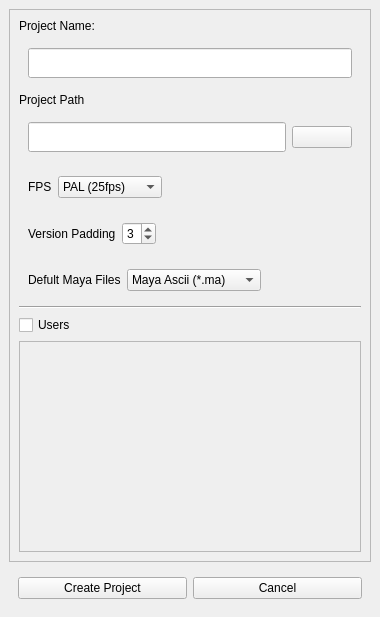
liorbenhorin/pipeline, file ui/pipeline_create_edit_project_UI.ui: the form before one commit.
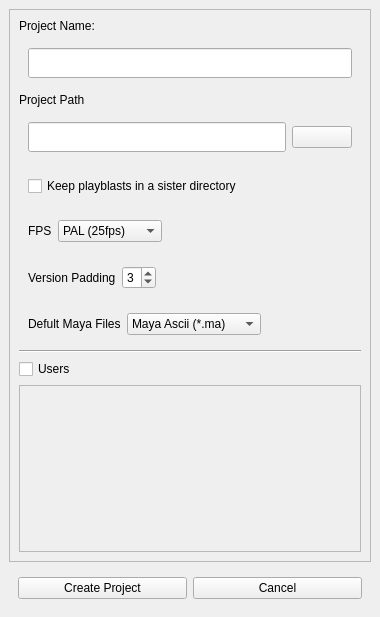
The form after the commit.

What changed in the file:
```diff
--- a/ui/pipeline_create_edit_project_UI.ui
+++ b/ui/pipeline_create_edit_project_UI.ui
@@ -134,6 +134,22 @@
          </layout>
         </widget>
        </item>
+       <item>
+        <widget class="QWidget" name="widget_8" native="true">
+         <layout class="QHBoxLayout" name="horizontalLayout_3">
+          <item>
+           <widget class="QCheckBox" name="playblast_sister_dir_checkBox">
+            <property name="toolTip">
+             <string/>
+            </property>
+            <property name="text">
+             <string>Keep playblasts in a sister directory</string>
+            </property>
+           </widget>
+          </item>
+         </layout>
+        </widget>
+       </item>
        <item>
         <widget class="QWidget" name="widget_5" native="true">
          <layout class="QGridLayout" name="gridLayout_5">
```
